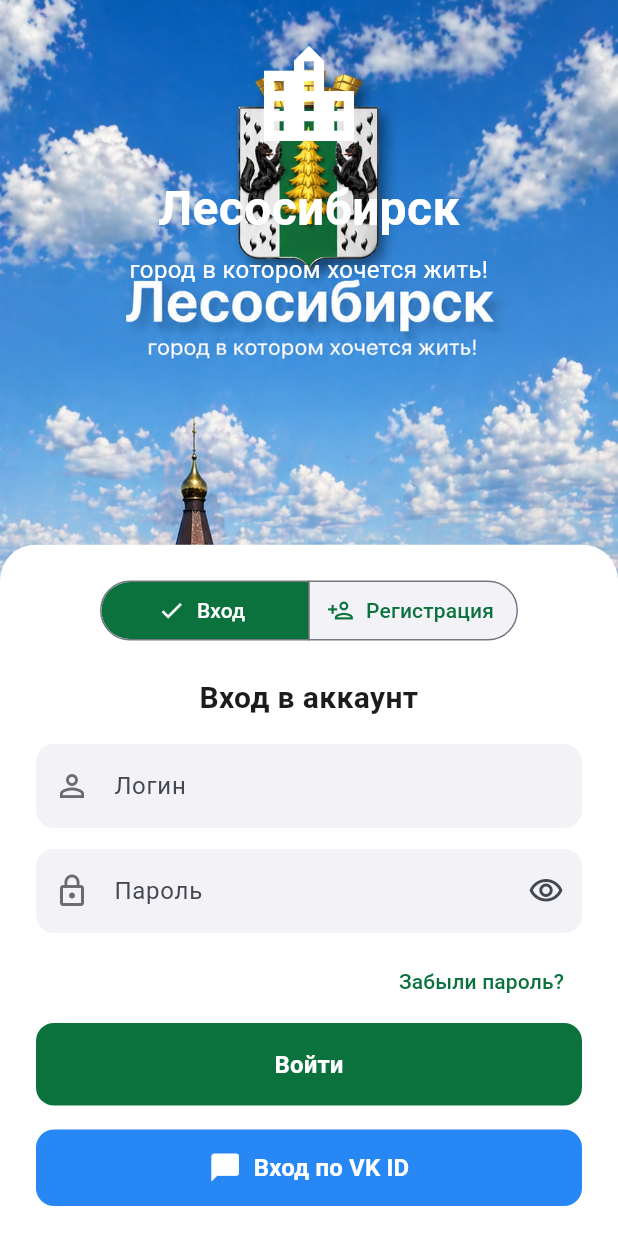
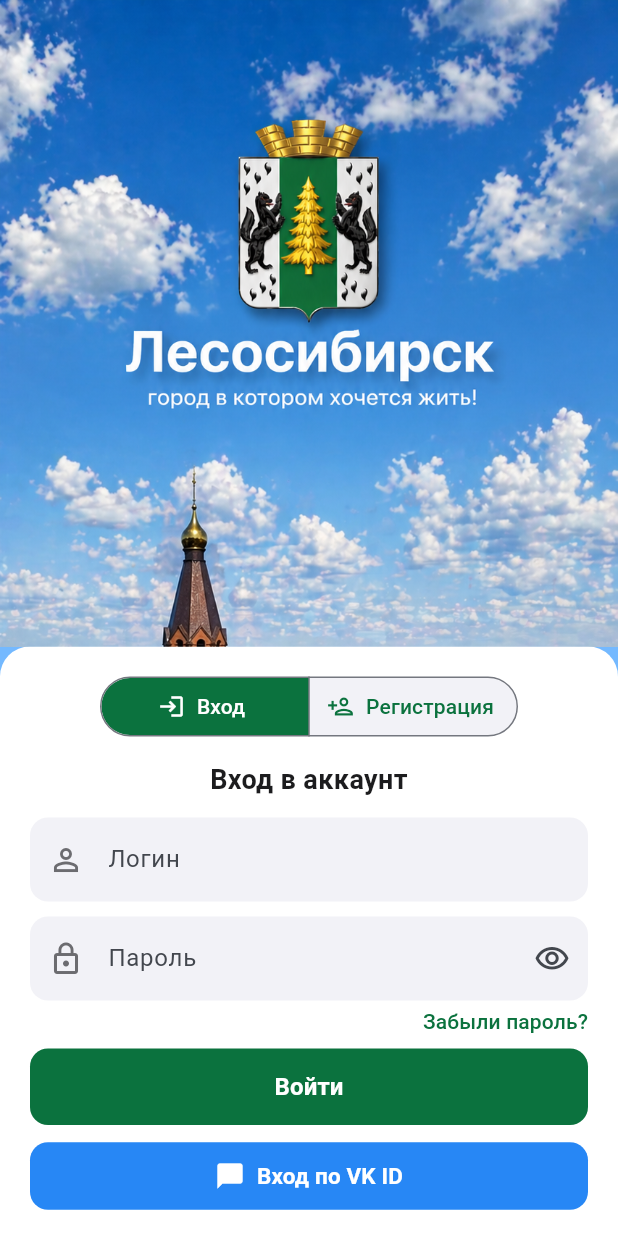
Before and after one commit to galante24/city_app, a Flutter app: the screen it shows after launch, on a phone screen of 412 x 824 dp. Run offline on Flutter 3.47's test engine with Material 3 defaults, Android fonts, the phone set to English and light mode, and no system bars; our stand-ins replace image_picker, supabase_flutter, video_player; accounts and stored records are empty.

Commit message:
Картинка на входе теперь не обрезается

```diff
--- a/lib/screens/auth_screen.dart
+++ b/lib/screens/auth_screen.dart
@@ -3,8 +3,10 @@ import 'package:supabase_flutter/supabase_flutter.dart';
 
 import '../config/supabase_ready.dart';
 
-/// Фон, заголовок города, карточка: вход [signInWithPassword] / регистрация [signUp] с [first_name].
-/// Администратор: sranometrr@gmail.com (права в приложении по email в сессии).
+const Color kAuthScaffoldFill = Color(0xFF74B9FF);
+
+/// Картинка [fitWidth] + подложка [kAuthScaffoldFill]; карточка внизу.
+/// Вход: [signInWithPassword] / регистрация: [signUp] с [first_name].
 const Color kAuthGreen = Color(0xFF0B723E);
 const Color kAuthVkBlue = Color(0xFF2787F5);
 
@@ -219,77 +221,69 @@ class _AuthScreenState extends State<AuthScreen> {
   Widget build(BuildContext context) {
     final double bottomPad = MediaQuery.viewInsetsOf(context).bottom;
     return Scaffold(
+      backgroundColor: kAuthScaffoldFill,
       resizeToAvoidBottomInset: true,
-      body: Stack(
+      body: Column(
+        crossAxisAlignment: CrossAxisAlignment.stretch,
+        children: <Widget>[
+          Expanded(
+            child: ColoredBox(
+              color: kAuthScaffoldFill,
+              child: Stack(
+                clipBehavior: Clip.hardEdge,
                 fit: StackFit.expand,
                 children: <Widget>[
-          Positioned.fill(
+                  Align(
+                    alignment: Alignment.topCenter,
                     child: Image.asset(
                       'assets/images/auth_bg.jpg',
-              fit: BoxFit.cover,
-              errorBuilder: (BuildContext c, Object e, StackTrace? st) {
-                return Container(
-                  color: const Color(0xFF0B5C36),
+                      fit: BoxFit.fitWidth,
+                      width: double.infinity,
+                      alignment: Alignment.topCenter,
+                      errorBuilder:
+                          (BuildContext c, Object e, StackTrace? st) {
+                        return ColoredBox(
+                          color: kAuthScaffoldFill,
+                          child: const Center(
+                            child: Icon(
+                              Icons.landscape_outlined,
+                              size: 64,
+                              color: Color(0xFF5FA8E6),
+                            ),
+                          ),
                         );
                       },
-            ),
-          ),
-          Column(
-            crossAxisAlignment: CrossAxisAlignment.stretch,
-            children: <Widget>[
-              SafeArea(
-                bottom: false,
-                child: Padding(
-                  padding: const EdgeInsets.fromLTRB(24, 24, 24, 0),
-                  child: Column(
-                    children: <Widget>[
-                      const Icon(
-                        Icons.location_city,
-                        size: 80,
-                        color: Colors.white,
-                      ),
-                      const SizedBox(height: 12),
-                      const Text(
-                        'Лесосибирск',
-                        textAlign: TextAlign.center,
-                        style: TextStyle(
-                          color: Colors.white,
-                          fontSize: 32,
-                          fontWeight: FontWeight.w700,
-                        ),
-                      ),
-                      const SizedBox(height: 8),
-                      const Text(
-                        'город в котором хочется жить!',
-                        textAlign: TextAlign.center,
-                        style: TextStyle(
-                          color: Colors.white,
-                          fontSize: 16,
-                          fontWeight: FontWeight.w400,
-                          height: 1.25,
                     ),
                   ),
                 ],
               ),
             ),
           ),
-              const Spacer(),
-              ClipRRect(
+          SafeArea(
+            top: false,
+            child: ClipRRect(
               borderRadius: const BorderRadius.vertical(
-                  top: Radius.circular(24),
+                top: Radius.circular(20),
               ),
               child: Material(
                 color: Colors.white,
+                child: ConstrainedBox(
+                  constraints: BoxConstraints(
+                    maxHeight: MediaQuery.sizeOf(context).height * 0.55,
+                  ),
                   child: Padding(
-                    padding: EdgeInsets.fromLTRB(24, 20, 24, 20 + bottomPad),
+                    padding: EdgeInsets.fromLTRB(20, 16, 20, 12 + bottomPad),
                     child: Form(
                       key: _formKey,
+                      child: SingleChildScrollView(
+                        physics: const BouncingScrollPhysics(),
                         child: Column(
                               mainAxisSize: MainAxisSize.min,
                               crossAxisAlignment: CrossAxisAlignment.stretch,
                               children: <Widget>[
                                 Center(
                                   child: SegmentedButton<bool>(
+                                    showSelectedIcon: false,
                                     segments: const <ButtonSegment<bool>>[
                                       ButtonSegment<bool>(
                                         value: false,
@@ -299,22 +293,29 @@ class _AuthScreenState extends State<AuthScreen> {
                                       ButtonSegment<bool>(
                                         value: true,
                                         label: Text('Регистрация'),
-                                  icon: Icon(Icons.person_add_outlined, size: 18),
+                                        icon: Icon(
+                                          Icons.person_add_outlined,
+                                          size: 18,
+                                        ),
                                       ),
                                     ],
                                     style: ButtonStyle(
-                                backgroundColor: WidgetStateProperty.resolveWith((
+                                      backgroundColor:
+                                          WidgetStateProperty.resolveWith((
                                         Set<WidgetState> states,
                                       ) {
-                                  if (states.contains(WidgetState.selected)) {
+                                        if (states
+                                            .contains(WidgetState.selected)) {
                                           return kAuthGreen;
                                         }
                                         return const Color(0xFFF2F2F7);
                                       }),
-                                foregroundColor: WidgetStateProperty.resolveWith((
+                                      foregroundColor:
+                                          WidgetStateProperty.resolveWith((
                                         Set<WidgetState> states,
                                       ) {
-                                  if (states.contains(WidgetState.selected)) {
+                                        if (states
+                                            .contains(WidgetState.selected)) {
                                           return Colors.white;
                                         }
                                         return kAuthGreen;
@@ -329,27 +330,25 @@ class _AuthScreenState extends State<AuthScreen> {
                                     },
                                   ),
                                 ),
-                          const SizedBox(height: 20),
+                                const SizedBox(height: 12),
                                 Text(
-                            _isRegister ? 'Новый аккаунт' : 'Вход в аккаунт',
+                                  _isRegister
+                                      ? 'Новый аккаунт'
+                                      : 'Вход в аккаунт',
                                   textAlign: TextAlign.center,
                                   style: const TextStyle(
-                              fontSize: 20,
+                                    fontSize: 18,
                                     fontWeight: FontWeight.w700,
                                     color: Color(0xFF1C1C1E),
                                   ),
                                 ),
-                          const SizedBox(height: 16),
-                          SingleChildScrollView(
-                            child: Column(
-                              mainAxisSize: MainAxisSize.min,
-                              crossAxisAlignment: CrossAxisAlignment.stretch,
-                              children: <Widget>[
+                                const SizedBox(height: 12),
                                 if (_isRegister) ...<Widget>[
                                   TextFormField(
                                     controller: _nameController,
                                     textInputAction: TextInputAction.next,
-                                    textCapitalization: TextCapitalization.words,
+                                    textCapitalization:
+                                        TextCapitalization.words,
                                     decoration: _fieldDecoration(
                                       'Имя',
                                       Icons.badge_outlined,
@@ -364,7 +363,7 @@ class _AuthScreenState extends State<AuthScreen> {
                                       return null;
                                     },
                                   ),
-                                  const SizedBox(height: 14),
+                                  const SizedBox(height: 10),
                                 ],
                                 TextFormField(
                                   controller: _loginController,
@@ -388,7 +387,7 @@ class _AuthScreenState extends State<AuthScreen> {
                                     return null;
                                   },
                                 ),
-                                const SizedBox(height: 14),
+                                const SizedBox(height: 10),
                                 TextFormField(
                                   controller: _passwordController,
                                   obscureText: _obscurePassword,
@@ -423,20 +422,27 @@ class _AuthScreenState extends State<AuthScreen> {
                                   },
                                 ),
                                 if (_error != null) ...<Widget>[
-                                  const SizedBox(height: 12),
+                                  const SizedBox(height: 8),
                                   Text(
                                     _error!,
                                     style: const TextStyle(
                                       color: Color(0xFFC62828),
-                                      fontSize: 14,
+                                      fontSize: 13,
                                     ),
                                   ),
                                 ],
                                 if (!_isRegister) ...<Widget>[
-                                  const SizedBox(height: 8),
                                   Align(
                                     alignment: Alignment.centerRight,
                                     child: TextButton(
+                                      style: TextButton.styleFrom(
+                                        padding: const EdgeInsets.symmetric(
+                                          vertical: 4,
+                                        ),
+                                        minimumSize: Size.zero,
+                                        tapTargetSize:
+                                            MaterialTapTargetSize.shrinkWrap,
+                                      ),
                                       onPressed: _forgotPassword,
                                       child: const Text(
                                         'Забыли пароль?',
@@ -448,7 +454,7 @@ class _AuthScreenState extends State<AuthScreen> {
                                     ),
                                   ),
                                 ] else
-                                  const SizedBox(height: 8),
+                                  const SizedBox(height: 4),
                                 const SizedBox(height: 4),
                                 SizedBox(
                                   width: double.infinity,
@@ -462,7 +468,7 @@ class _AuthScreenState extends State<AuthScreen> {
                                       backgroundColor: kAuthGreen,
                                       foregroundColor: Colors.white,
                                       padding: const EdgeInsets.symmetric(
-                                        vertical: 16,
+                                        vertical: 14,
                                       ),
                                       shape: RoundedRectangleBorder(
                                         borderRadius: BorderRadius.circular(12),
@@ -490,7 +496,7 @@ class _AuthScreenState extends State<AuthScreen> {
                                   ),
                                 ),
                                 if (!_isRegister) ...<Widget>[
-                                  const SizedBox(height: 16),
+                                  const SizedBox(height: 10),
                                   SizedBox(
                                     width: double.infinity,
                                     child: FilledButton.icon(
@@ -501,7 +507,7 @@ class _AuthScreenState extends State<AuthScreen> {
                                         backgroundColor: kAuthVkBlue,
                                         foregroundColor: Colors.white,
                                         padding: const EdgeInsets.symmetric(
-                                          vertical: 14,
+                                          vertical: 12,
                                         ),
                                         shape: RoundedRectangleBorder(
                                           borderRadius: BorderRadius.circular(12),
@@ -510,22 +516,23 @@ class _AuthScreenState extends State<AuthScreen> {
                                       ),
                                       icon: const Icon(
                                         Icons.messenger_outlined,
-                                        size: 22,
+                                        size: 20,
                                       ),
                                       label: const Text(
                                         'Вход по VK ID',
                                         style: TextStyle(
-                                          fontSize: 16,
+                                          fontSize: 15,
                                           fontWeight: FontWeight.w600,
                                         ),
                                       ),
                                     ),
                                   ),
                                 ],
+                                const SizedBox(height: 4),
                               ],
                         ),
                       ),
-                        ],
+                    ),
                   ),
                 ),
               ),
@@ -533,8 +540,6 @@ class _AuthScreenState extends State<AuthScreen> {
           ),
         ],
       ),
-        ],
-      ),
     );
   }
 }
```
Lines whose indentation alone changed are shown as unchanged.
